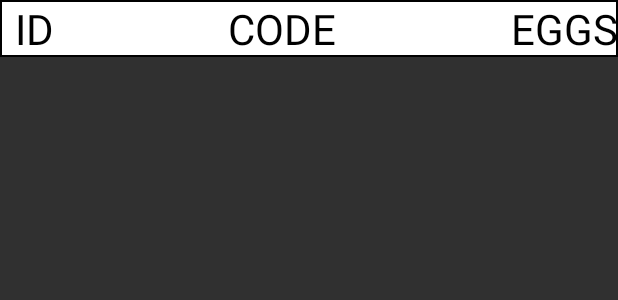
After one commit to AlertaDengue/eggsearcher, an Android app: the layout tela_historico.xml on its own in the app's theme, with its tools: preview values and no code run, on a phone screen of 412 x 824 dp. The commit adds this screen. Shown: the top 300 px of the screen. Run offline under Robolectric (Android 15) with nearby library versions, the phone set to English and light mode, and no system bars.

Commit message:
feito historico

```diff
--- a/app/src/main/java/dinidiniz/eggsearcher/CameraPreview.java
+++ b/app/src/main/java/dinidiniz/eggsearcher/functions/CameraPreview.java
@@ -1,4 +1,4 @@
-package dinidiniz.eggsearcher;
+package dinidiniz.eggsearcher.functions;
 
 import android.content.Context;
 import android.hardware.Camera;
--- a/app/src/main/java/dinidiniz/eggsearcher/ConnectedComponentsLabelling.java
+++ b/app/src/main/java/dinidiniz/eggsearcher/functions/ConnectedComponentsLabelling.java
@@ -1,4 +1,4 @@
-package dinidiniz.eggsearcher;
+package dinidiniz.eggsearcher.functions;
 
 import android.graphics.Bitmap;
 import android.util.Log;
--- a/app/src/main/java/dinidiniz/eggsearcher/HScroll.java
+++ b/app/src/main/java/dinidiniz/eggsearcher/scroll/HScroll.java
@@ -1,4 +1,4 @@
-package dinidiniz.eggsearcher;
+package dinidiniz.eggsearcher.scroll;
 
 import android.content.Context;
 import android.util.AttributeSet;
--- a/app/src/main/java/dinidiniz/eggsearcher/VScroll.java
+++ b/app/src/main/java/dinidiniz/eggsearcher/scroll/VScroll.java
@@ -1,4 +1,4 @@
-package dinidiniz.eggsearcher;
+package dinidiniz.eggsearcher.scroll;
 
 import android.widget.ScrollView;
 
--- a/app/src/main/java/dinidiniz/eggsearcher/TelaFilePicker.java
+++ b/app/src/main/java/dinidiniz/eggsearcher/telas/TelaFilePicker.java
@@ -1,4 +1,4 @@
-package dinidiniz.eggsearcher;
+package dinidiniz.eggsearcher.telas;
 
 import android.app.ListActivity;
 import android.content.Context;
@@ -22,6 +22,8 @@ import java.util.ArrayList;
 import java.util.Collections;
 import java.util.Comparator;
 import java.util.List;
+
+import dinidiniz.eggsearcher.R;
 
 /**
  * Created by leon on 26/08/15.
@@ -273,8 +275,6 @@ public class TelaFilePicker extends ListActivity {
         SharedPreferences.Editor editor = sharedPref.edit();
         editor.putString("directory", DEFAULT_INITIAL_DIRECTORY);
         editor.putString("imagepath", filepath);
-        editor.putInt("widthResolution", 0);
-        editor.putInt("heightResolution", 0);
         editor.commit();
     }
 
--- /dev/null
+++ b/app/src/main/res/drawable/border.xml
@@ -0,0 +1,8 @@
+<?xml version="1.0" encoding="utf-8"?>
+<shape xmlns:android="http://schemas.android.com/apk/res/android"
+    android:shape="rectangle">
+    <solid android:color="#ffffff"/>
+    <stroke
+        android:width="1dip"
+        android:color="@android:color/black" />
+</shape>
--- /dev/null
+++ b/app/src/main/res/layout/tela_historico.xml
@@ -0,0 +1,49 @@
+<LinearLayout xmlns:android="http://schemas.android.com/apk/res/android"
+    android:layout_width="match_parent"
+    android:id="@+id/headHistorico"
+    android:layout_height="wrap_content"
+    android:orientation="vertical">
+
+    <LinearLayout
+        android:layout_width="match_parent"
+        android:background="@drawable/border"
+        android:layout_height="wrap_content">
+
+        <TextView
+            android:layout_width="wrap_content"
+            android:layout_height="wrap_content"
+            android:layout_gravity="left|center_vertical"
+            android:layout_marginLeft="10dip"
+            android:singleLine="true"
+            android:text="ID"
+            android:textColor="#000000"
+            android:textSize="28sp" />
+
+        <TextView
+            android:layout_width="wrap_content"
+            android:layout_height="wrap_content"
+            android:layout_gravity="left|center_vertical"
+            android:layout_marginLeft="10dip"
+            android:layout_weight="1"
+            android:gravity="center"
+            android:textAlignment="gravity"
+            android:singleLine="true"
+            android:text="CODE"
+            android:textColor="#000000"
+            android:textSize="28sp" />
+
+        <TextView
+            android:layout_width="wrap_content"
+            android:layout_height="wrap_content"
+            android:layout_gravity="left|center_vertical"
+            android:layout_marginLeft="10dip"
+            android:singleLine="true"
+            android:gravity="right"
+            android:textAlignment="gravity"
+            android:text="EGGS"
+            android:textColor="#000000"
+            android:textSize="28sp" />
+
+    </LinearLayout>
+
+</LinearLayout>
```
Also changed, not shown: app/src/main/AndroidManifest.xml (+6 -5 lines), app/src/main/java/dinidiniz/eggsearcher/SQL/DBHelper.java (added, +111 -0 lines), app/src/main/java/dinidiniz/eggsearcher/telas/TelaContagem.java (renamed from app/src/main/java/dinidiniz/eggsearcher/TelaContagem.java, +9 -17 lines), app/src/main/java/dinidiniz/eggsearcher/telas/TelaFotografia.java (renamed from app/src/main/java/dinidiniz/eggsearcher/TelaFotografia.java, +4 -6 lines), app/src/main/java/dinidiniz/eggsearcher/telas/TelaHistorico.java (added, +72 -0 lines), app/src/main/java/dinidiniz/eggsearcher/telas/TelaInicial.java (renamed from app/src/main/java/dinidiniz/eggsearcher/TelaInicial.java, +8 -1 lines), app/src/main/java/dinidiniz/eggsearcher/telas/TelaResultado.java (renamed from app/src/main/java/dinidiniz/eggsearcher/TelaResultado.java, +29 -10 lines), app/src/main/res/layout/tela_contagem.xml (+4 -4 lines), app/src/main/res/layout/tela_inicial.xml (+9 -0 lines), app/src/main/res/layout/tela_resultado.xml (+21 -2 lines).
